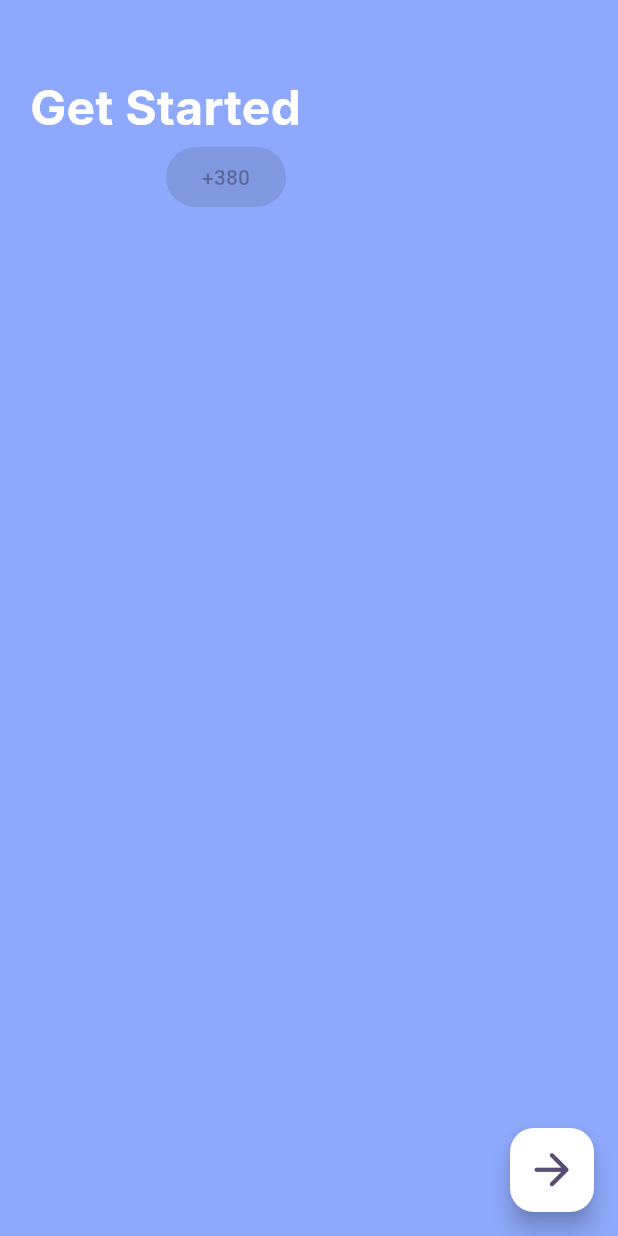
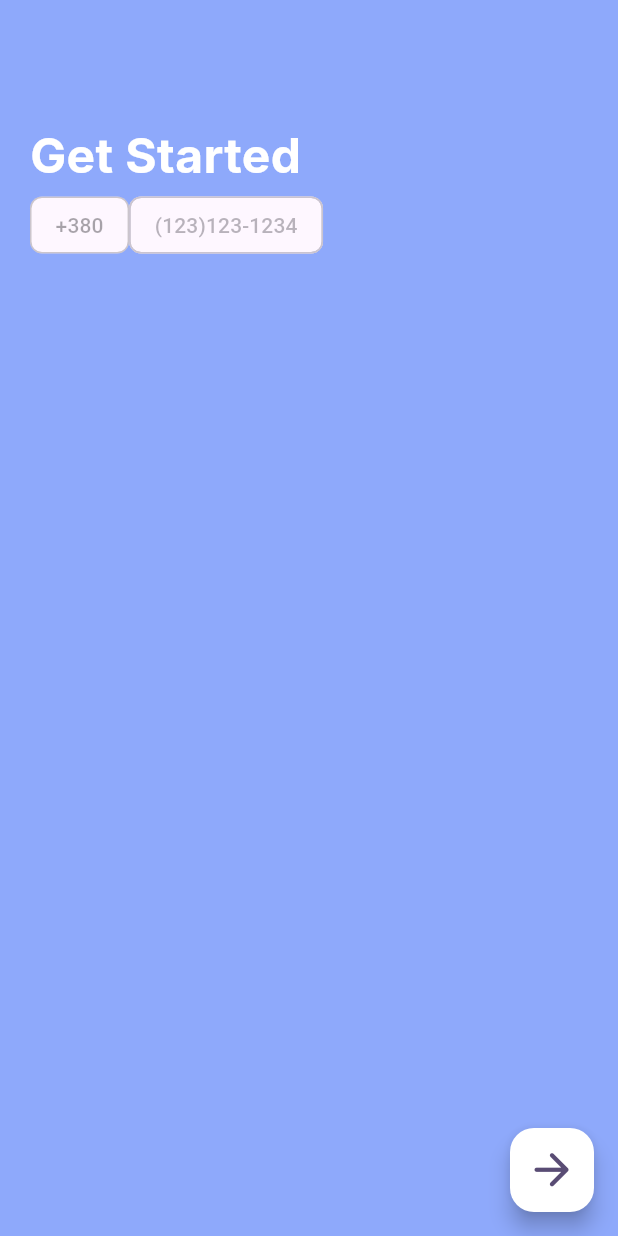
Before and after one commit to vladuhalys/number_validation_app, a Flutter app: the screen it shows after launch, on a phone screen of 412 x 824 dp. Run offline on Flutter 3.47's test engine with Material 2 defaults, Android fonts, the phone set to English and light mode, and no system bars; Roboto replaces fonts that are missing (Inter).

Commit message:
common comit #1

```diff
--- a/lib/presentation/home.dart
+++ b/lib/presentation/home.dart
@@ -1,5 +1,4 @@
 import 'package:flutter/material.dart';
-import 'package:flutter/services.dart';
 
 class Home extends StatefulWidget {
   const Home({super.key});
@@ -14,14 +13,13 @@ class _HomeState extends State<Home> {
   Widget build(BuildContext context) {
     return const Scaffold(
       backgroundColor: Color(0xFF8EA9FB),
-      body: SafeArea(
+      body: Padding(
+        padding: EdgeInsets.fromLTRB(20, 80, 0, 0),
         child: Column(
           children: [
             Row(
               children: [
-                Padding(
-                  padding: EdgeInsets.fromLTRB(20, 48, 0, 0),
-                  child: Text(
+                Text(
                   "Get Started",
                   textDirection: TextDirection.ltr,
                   style: TextStyle(
@@ -31,29 +29,20 @@ class _HomeState extends State<Home> {
                     fontWeight: FontWeight.w700,
                   ),
                 ),
-                ),
               ],
             ),
-            Row(mainAxisAlignment: MainAxisAlignment.spaceEvenly, children: [
-              Column(
+            Align(
+              alignment: Alignment.center,
+              child: Row(
                 children: [
-                  FilledButton(
-                    onPressed: null,
-                    child: Text('+380'),
+                ActionChip(
+                  label: Text('+380'),
                 ),
-                ],
+                InputChip(label: Text('(123)123-1234')),
+                //TODO
+              ]
               ),
-              Column(
-                children: [
-                //   TextField(
-                //       decoration: InputDecoration(
-                //           border: InputBorder.none,
-                //           hintText: '(123)123-1234',
-                //           fillColor: Colors.black12,
-                //           filled: true)),
-                ],
             ),
-            ]),
           ],
         ),
       ),
```
Lines whose indentation alone changed are shown as unchanged.
